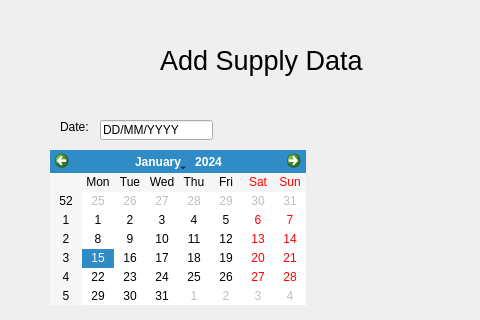
The window that OmegaSquaddApplication/addsupplieswindow.ui (paulina7m/COMP3004OmegaSquad) describes before a commit, drawn with Qt 5; both pictures show x 0 to 480 and y 0 to 320 of the 600 by 800 pixel window.
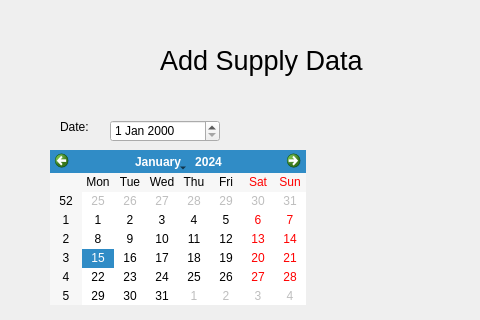
The same window after the commit.

Patch:
```diff
--- a/OmegaSquaddApplication/addsupplieswindow.ui
+++ b/OmegaSquaddApplication/addsupplieswindow.ui
@@ -80,19 +80,6 @@
     </rect>
    </property>
   </widget>
-  <widget class="QLineEdit" name="lineEdit">
-   <property name="geometry">
-    <rect>
-     <x>100</x>
-     <y>120</y>
-     <width>113</width>
-     <height>20</height>
-    </rect>
-   </property>
-   <property name="text">
-    <string>DD/MM/YYYY</string>
-   </property>
-  </widget>
   <widget class="QLineEdit" name="lineEdit_2">
    <property name="geometry">
     <rect>
@@ -149,6 +136,16 @@
     <string>Submit</string>
    </property>
   </widget>
+  <widget class="QDateEdit" name="dateEdit">
+   <property name="geometry">
+    <rect>
+     <x>110</x>
+     <y>120</y>
+     <width>110</width>
+     <height>22</height>
+    </rect>
+   </property>
+  </widget>
  </widget>
  <resources/>
  <connections/>
```
